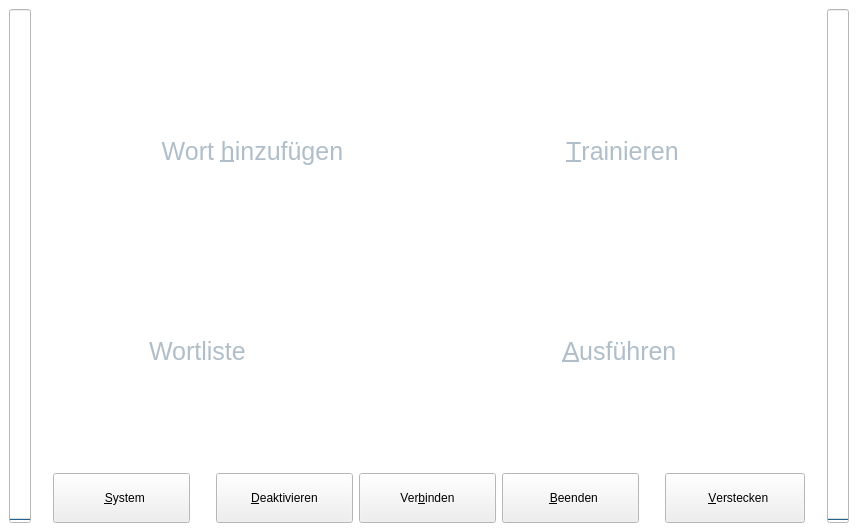
This is ui/main.ui in KDE/simon as Qt 5 draws it before an edit. The edited form follows.
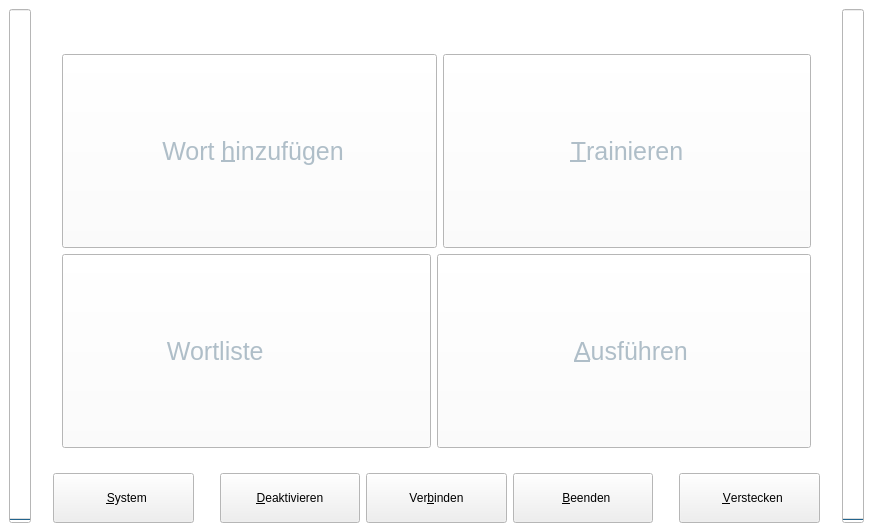
This is the edited form. Icons and pictures are not drawn.

What changed in the file:
```diff
--- a/ui/main.ui
+++ b/ui/main.ui
@@ -5,7 +5,7 @@
    <rect>
     <x>0</x>
     <y>0</y>
-    <width>858</width>
+    <width>873</width>
     <height>532</height>
    </rect>
   </property>
@@ -152,6 +152,9 @@
           <property name="orientation" >
            <enum>Qt::Horizontal</enum>
           </property>
+          <property name="sizeType" >
+           <enum>QSizePolicy::Expanding</enum>
+          </property>
           <property name="sizeHint" >
            <size>
             <width>40</width>
@@ -163,7 +166,7 @@
         <item>
          <widget class="QLabel" name="lbLogo" >
           <property name="sizePolicy" >
-           <sizepolicy vsizetype="Preferred" hsizetype="Preferred" >
+           <sizepolicy vsizetype="Fixed" hsizetype="Preferred" >
             <horstretch>0</horstretch>
             <verstretch>0</verstretch>
            </sizepolicy>
@@ -222,10 +225,10 @@
              <active>
               <colorrole role="Button" >
                <brush brushstyle="SolidPattern" >
-                <color alpha="150" >
-                 <red>235</red>
-                 <green>235</green>
-                 <blue>235</blue>
+                <color alpha="100" >
+                 <red>255</red>
+                 <green>255</green>
+                 <blue>255</blue>
                 </color>
                </brush>
               </colorrole>
@@ -242,10 +245,10 @@
              <inactive>
               <colorrole role="Button" >
                <brush brushstyle="SolidPattern" >
-                <color alpha="150" >
-                 <red>235</red>
-                 <green>235</green>
-                 <blue>235</blue>
+                <color alpha="100" >
+                 <red>255</red>
+                 <green>255</green>
+                 <blue>255</blue>
                 </color>
                </brush>
               </colorrole>
@@ -262,10 +265,10 @@
              <disabled>
               <colorrole role="Button" >
                <brush brushstyle="SolidPattern" >
-                <color alpha="150" >
-                 <red>235</red>
-                 <green>235</green>
-                 <blue>235</blue>
+                <color alpha="100" >
+                 <red>255</red>
+                 <green>255</green>
+                 <blue>255</blue>
                 </color>
                </brush>
               </colorrole>
@@ -290,7 +293,7 @@
             <string>Fügt ein neues Wort in das Sprachmodell ein</string>
            </property>
            <property name="text" >
-            <string>  Wort &amp;hinzufügen</string>
+            <string> Wort &amp;hinzufügen</string>
            </property>
            <property name="icon" >
             <iconset resource="../simon.qrc" >:/images/icons/document-new.svg</iconset>
@@ -305,7 +308,7 @@
             <bool>true</bool>
            </property>
            <property name="flat" >
-            <bool>true</bool>
+            <bool>false</bool>
            </property>
           </widget>
          </item>
@@ -326,6 +329,15 @@
            <property name="palette" >
             <palette>
              <active>
+              <colorrole role="Button" >
+               <brush brushstyle="SolidPattern" >
+                <color alpha="100" >
+                 <red>255</red>
+                 <green>255</green>
+                 <blue>255</blue>
+                </color>
+               </brush>
+              </colorrole>
               <colorrole role="ButtonText" >
                <brush brushstyle="SolidPattern" >
                 <color alpha="255" >
@@ -337,6 +349,15 @@
               </colorrole>
              </active>
              <inactive>
+              <colorrole role="Button" >
+               <brush brushstyle="SolidPattern" >
+                <color alpha="100" >
+                 <red>255</red>
+                 <green>255</green>
+                 <blue>255</blue>
+                </color>
+               </brush>
+              </colorrole>
               <colorrole role="ButtonText" >
                <brush brushstyle="SolidPattern" >
                 <color alpha="255" >
@@ -348,6 +369,15 @@
               </colorrole>
              </inactive>
              <disabled>
+              <colorrole role="Button" >
+               <brush brushstyle="SolidPattern" >
+                <color alpha="100" >
+                 <red>255</red>
+                 <green>255</green>
+                 <blue>255</blue>
+                </color>
+               </brush>
+              </colorrole>
               <colorrole role="ButtonText" >
                <brush brushstyle="SolidPattern" >
                 <color alpha="255" >
@@ -369,7 +399,7 @@
             <string>Hier können Sie das Sprachmodell editieren und somit die Erkennungsrate erhöhen</string>
            </property>
            <property name="text" >
-            <string>  &amp;Trainieren</string>
+            <string>  &amp;Trainieren  </string>
            </property>
            <property name="icon" >
             <iconset resource="../simon.qrc" >:/images/icons/document-properties.svg</iconset>
@@ -384,7 +414,7 @@
             <bool>true</bool>
            </property>
            <property name="flat" >
-            <bool>true</bool>
+            <bool>false</bool>
            </property>
           </widget>
          </item>
@@ -414,6 +444,15 @@
                 </color>
                </brush>
               </colorrole>
+              <colorrole role="Button" >
+               <brush brushstyle="SolidPattern" >
+                <color alpha="100" >
+                 <red>255</red>
+                 <green>255</green>
+                 <blue>255</blue>
+                </color>
+               </brush>
+              </colorrole>
               <colorrole role="Text" >
                <brush brushstyle="SolidPattern" >
                 <color alpha="255" >
@@ -443,6 +482,15 @@
                 </color>
                </brush>
               </colorrole>
+              <colorrole role="Button" >
+               <brush brushstyle="SolidPattern" >
+                <color alpha="100" >
+                 <red>255</red>
+                 <green>255</green>
+                 <blue>255</blue>
+                </color>
+               </brush>
+              </colorrole>
               <colorrole role="Text" >
                <brush brushstyle="SolidPattern" >
                 <color alpha="255" >
@@ -472,6 +520,15 @@
                 </color>
                </brush>
               </colorrole>
+              <colorrole role="Button" >
+               <brush brushstyle="SolidPattern" >
+                <color alpha="100" >
+                 <red>255</red>
+                 <green>255</green>
+                 <blue>255</blue>
+                </color>
+               </brush>
+              </colorrole>
               <colorrole role="Text" >
                <brush brushstyle="SolidPattern" >
                 <color alpha="255" >
@@ -507,7 +564,7 @@
             <enum>Qt::LeftToRight</enum>
            </property>
            <property name="text" >
-            <string> Wortliste              </string>
+            <string> Wortliste          </string>
            </property>
            <property name="icon" >
             <iconset resource="../simon.qrc" >:/images/icons/format-justify-fill.svg</iconset>
@@ -522,7 +579,7 @@
             <bool>true</bool>
            </property>
            <property name="flat" >
-            <bool>true</bool>
+            <bool>false</bool>
            </property>
           </widget>
          </item>
@@ -543,6 +600,15 @@
            <property name="palette" >
             <palette>
              <active>
+              <colorrole role="Button" >
+               <brush brushstyle="SolidPattern" >
+                <color alpha="100" >
+                 <red>255</red>
+                 <green>255</green>
+                 <blue>255</blue>
+                </color>
+               </brush>
+              </colorrole>
               <colorrole role="ButtonText" >
                <brush brushstyle="SolidPattern" >
                 <color alpha="255" >
@@ -554,6 +620,15 @@
               </colorrole>
              </active>
              <inactive>
+              <colorrole role="Button" >
+               <brush brushstyle="SolidPattern" >
+                <color alpha="100" >
+                 <red>255</red>
+                 <green>255</green>
+                 <blue>255</blue>
+                </color>
+               </brush>
+              </colorrole>
               <colorrole role="ButtonText" >
                <brush brushstyle="SolidPattern" >
                 <color alpha="255" >
@@ -565,6 +640,15 @@
               </colorrole>
              </inactive>
              <disabled>
+              <colorrole role="Button" >
+               <brush brushstyle="SolidPattern" >
+                <color alpha="100" >
+                 <red>255</red>
+                 <green>255</green>
+                 <blue>255</blue>
+                </color>
+               </brush>
+              </colorrole>
               <colorrole role="ButtonText" >
                <brush brushstyle="SolidPattern" >
                 <color alpha="255" >
@@ -601,7 +685,7 @@
             <bool>true</bool>
            </property>
            <property name="flat" >
-            <bool>true</bool>
+            <bool>false</bool>
            </property>
           </widget>
          </item>
```
Left out of the diff: 3 changed lines with no effect on the pictures.
